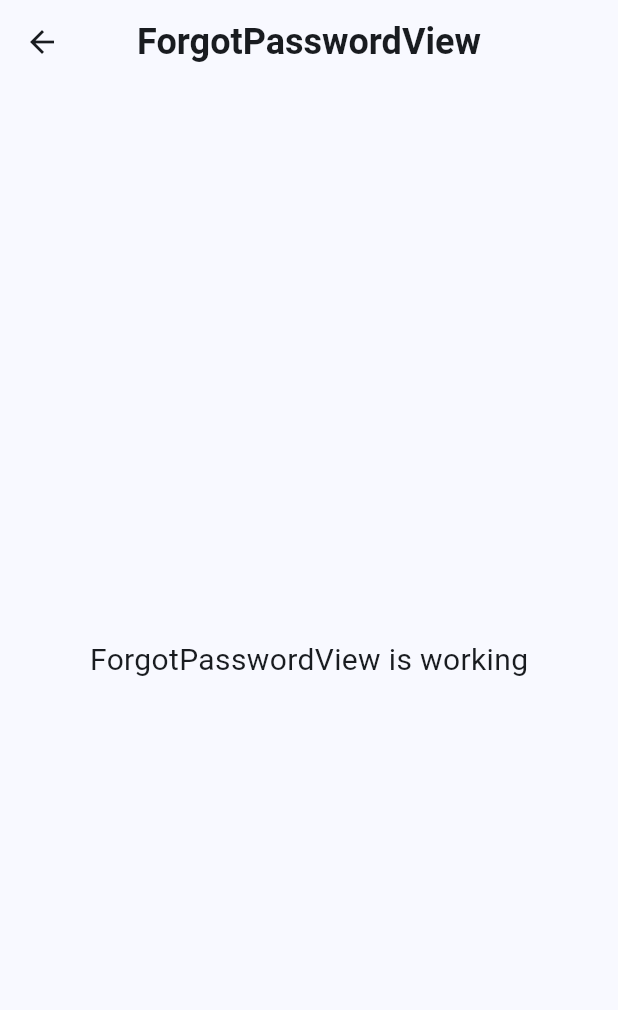
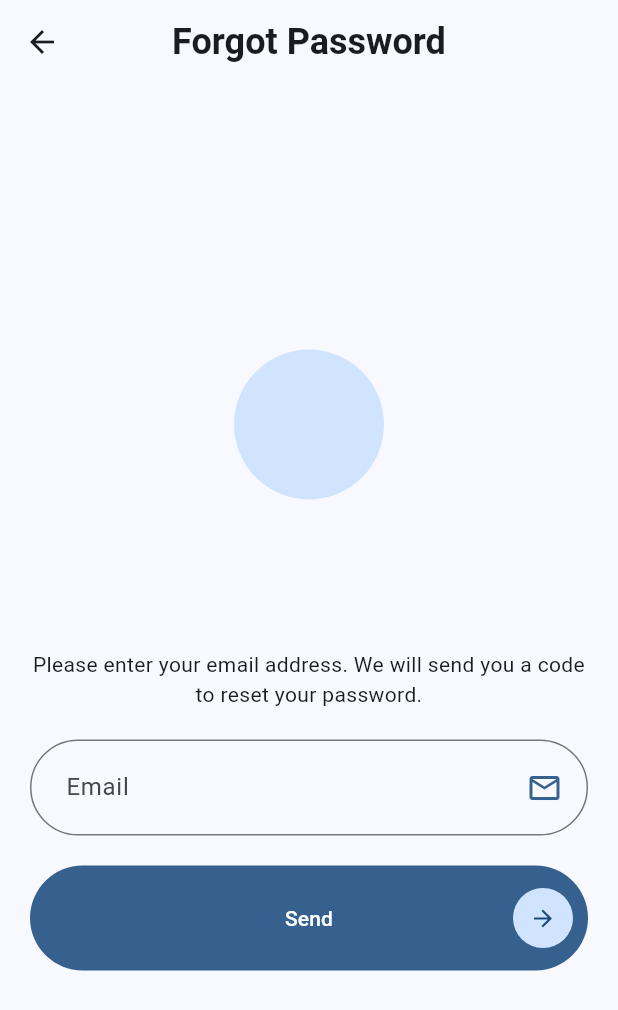
Before and after one commit to itsumrat/uk-recycling, a Flutter app: the ForgotPasswordView screen opened by its route, on a phone screen of 412 x 824 dp. Shown: the top 1010 px of the screen. Run offline on Flutter 3.47's test engine with Material 2 defaults, Android fonts, the phone set to English and light mode, and no system bars; our stand-ins replace get, pin_code_fields.

Commit message:
forgot password UI design done

```diff
--- a/lib/app/modules/forgot_password/controllers/forgot_password_controller.dart
+++ b/lib/app/modules/forgot_password/controllers/forgot_password_controller.dart
@@ -1,23 +1,13 @@
+import 'package:flutter/material.dart';
 import 'package:get/get.dart';
 
 class ForgotPasswordController extends GetxController {
-  //TODO: Implement ForgotPasswordController
+  final PageController pageController = PageController();
 
-  final count = 0.obs;
-  @override
-  void onInit() {
-    super.onInit();
-  }
+  final TextEditingController pincodeController = TextEditingController();
 
-  @override
-  void onReady() {
-    super.onReady();
-  }
+  final TextEditingController passwordController = TextEditingController();
 
-  @override
-  void onClose() {
-    super.onClose();
-  }
-
-  void increment() => count.value++;
+  final TextEditingController confirmPasswordController =
+      TextEditingController();
 }
--- /dev/null
+++ b/lib/app/modules/forgot_password/pages/send.verification.dart
@@ -0,0 +1,43 @@
+import 'package:flutter/material.dart';
+import 'package:get/get.dart';
+import 'package:recycle/app/modules/forgot_password/controllers/forgot_password_controller.dart';
+import 'package:recycle/app/widgets/app.icon.button.filled.dart';
+import 'package:recycle/app/widgets/app.text.form.field.dart';
+
+class SendVerification extends GetWidget<ForgotPasswordController> {
+  const SendVerification({super.key});
+
+  @override
+  Widget build(BuildContext context) {
+    return Column(
+      mainAxisAlignment: MainAxisAlignment.center,
+      crossAxisAlignment: CrossAxisAlignment.stretch,
+      children: [
+        const SizedBox(
+          height: 100,
+          child: CircleAvatar(),
+        ),
+        const SizedBox(height: 100),
+        const Text(
+          "Please enter your email address. We will send you a code to reset your password.",
+          textAlign: TextAlign.center,
+        ),
+        const SizedBox(height: 20),
+        const AppTextFormField(
+          label: "Email",
+          suffixIcon: Icons.email_outlined,
+        ),
+        const SizedBox(height: 20),
+        AppIconButton(
+          onPressed: () {
+            controller.pageController.nextPage(
+              duration: const Duration(milliseconds: 500),
+              curve: Curves.ease,
+            );
+          },
+          title: "Send",
+        ),
+      ],
+    );
+  }
+}
--- a/lib/app/modules/forgot_password/views/forgot_password_view.dart
+++ b/lib/app/modules/forgot_password/views/forgot_password_view.dart
@@ -1,6 +1,8 @@
 import 'package:flutter/material.dart';
-
 import 'package:get/get.dart';
+import 'package:recycle/app/modules/forgot_password/pages/enter.pincode.dart';
+import 'package:recycle/app/modules/forgot_password/pages/reset.password.dart';
+import 'package:recycle/app/modules/forgot_password/pages/send.verification.dart';
 
 import '../controllers/forgot_password_controller.dart';
 
@@ -10,13 +12,18 @@ class ForgotPasswordView extends GetView<ForgotPasswordController> {
   Widget build(BuildContext context) {
     return Scaffold(
       appBar: AppBar(
-        title: const Text('ForgotPasswordView'),
+        title: const Text('Forgot Password'),
         centerTitle: true,
       ),
-      body: const Center(
-        child: Text(
-          'ForgotPasswordView is working',
-          style: TextStyle(fontSize: 20),
+      body: Padding(
+        padding: const EdgeInsets.all(20.0),
+        child: PageView(
+          controller: controller.pageController,
+          children: const [
+            SendVerification(),
+            EnterPincode(),
+            ResetPassword(),
+          ],
         ),
       ),
     );
--- a/lib/app/modules/sign_in/views/sign.in.dart
+++ b/lib/app/modules/sign_in/views/sign.in.dart
@@ -29,11 +29,13 @@ class SignIn extends GetView<SignInController> {
             AppTextFormField(
               controller: controller.emailController,
               label: "Email",
+              suffixIcon: Icons.email_outlined,
             ),
             const SizedBox(height: 20),
             AppTextFormField(
               controller: controller.passwordController,
               label: "Password",
+              suffixIcon: Icons.lock_outline,
               obscureText: true,
             ),
             const SizedBox(height: 10),
--- a/lib/app/widgets/app.text.form.field.dart
+++ b/lib/app/widgets/app.text.form.field.dart
@@ -7,12 +7,20 @@ class AppTextFormField extends StatelessWidget {
     required this.label,
     this.obscureText = false,
     this.keyboardType = TextInputType.text,
+    this.suffixIcon,
+    this.prefixIcon,
+    this.onChanged,
+    this.validator,
   });
 
   final TextEditingController? controller;
   final String label;
   final bool obscureText;
   final TextInputType keyboardType;
+  final IconData? suffixIcon;
+  final IconData? prefixIcon;
+  final Function(String)? onChanged;
+  final String? Function(String?)? validator;
 
   @override
   Widget build(BuildContext context) {
@@ -27,7 +35,27 @@ class AppTextFormField extends StatelessWidget {
         border: const OutlineInputBorder(
           borderRadius: BorderRadius.all(Radius.circular(50)),
         ),
+        suffixIcon: suffixIcon != null
+            ? Padding(
+                padding: const EdgeInsets.only(right: 10.0),
+                child: Icon(
+                  suffixIcon,
+                  color: Theme.of(context).primaryColor,
+                ),
+              )
+            : null,
+        prefixIcon: prefixIcon != null
+            ? Padding(
+                padding: const EdgeInsets.only(left: 10.0),
+                child: Icon(
+                  prefixIcon,
+                  color: Theme.of(context).primaryColor,
+                ),
+              )
+            : null,
       ),
+      onChanged: onChanged,
+      validator: validator,
     );
   }
 }
--- a/pubspec.yaml
+++ b/pubspec.yaml
@@ -10,6 +10,7 @@ dependencies:
   get: 4.6.6
   flutter:
     sdk: flutter
+  pin_code_fields: ^8.0.1
 
 dev_dependencies:
   flutter_lints: ^2.0.0
```
Also changed, not shown: lib/app/modules/forgot_password/pages/enter.pincode.dart (added, +64 -0 lines), lib/app/modules/forgot_password/pages/reset.password.dart (added, +49 -0 lines), pubspec.lock.
